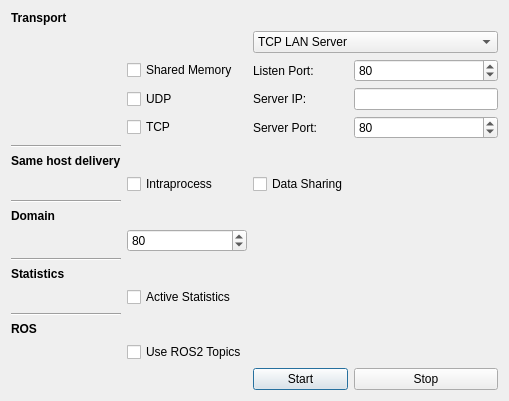
Old version of the form forms/participantdialog.ui in the repository eProsima/ShapesDemo.
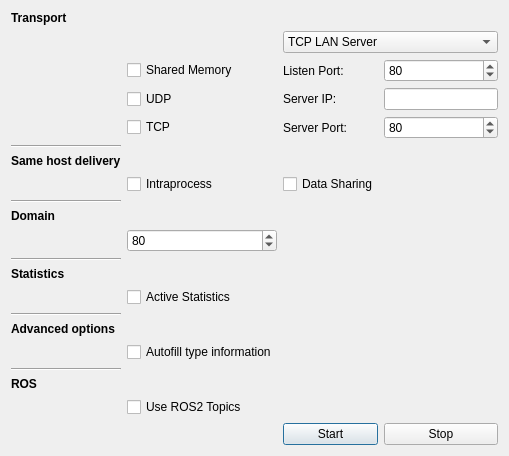
New version of the form.

Commit message:
Add an auto fill type information check (#107) (#109)
* Add an auto fill type information check (#107)

* Refs #20306: Add autofill type information check

* Refs #20306: Apply Miguel's suggestions

---------

# Conflicts:
#	forms/participantdialog.ui
#	include/eprosimashapesdemo/qt/participantdialog.h
#	include/eprosimashapesdemo/shapesdemo/ShapesDemo.h
#	src/qt/participantdialog.cpp

* Refs #20031: Fix conflicts

* Refs #20031: Fix UI for ROS 2 env

* Refs #20306: Apply Mario's fix

---------

What changed in the file:
```diff
--- a/forms/participantdialog.ui
+++ b/forms/participantdialog.ui
@@ -104,7 +104,7 @@
    <item row="8" column="4">
     <widget class="QLineEdit" name="lineEdit_server_ip"/>
    </item>
-   <item row="25" column="3">
+   <item row="27" column="3">
     <widget class="QPushButton" name="pushButton_start">
      <property name="focusPolicy">
       <enum>Qt::TabFocus</enum>
@@ -114,7 +114,7 @@
      </property>
     </widget>
    </item>
-   <item row="25" column="4">
+   <item row="27" column="4">
     <widget class="QPushButton" name="pushButton_stop">
      <property name="focusPolicy">
       <enum>Qt::TabFocus</enum>
@@ -162,13 +162,40 @@
     </widget>
    </item>
    <item row="21" column="0">
-    <widget class="Line" name="line_5">
+    <widget class="Line" name="line_3">
      <property name="orientation">
       <enum>Qt::Horizontal</enum>
      </property>
     </widget>
    </item>
    <item row="22" column="0">
+    <widget class="QLabel" name="label_9">
+     <property name="font">
+      <font>
+       <weight>75</weight>
+       <bold>true</bold>
+      </font>
+     </property>
+     <property name="text">
+      <string>Advanced options</string>
+     </property>
+    </widget>
+   </item>
+   <item row="23" column="1">
+    <widget class="QCheckBox" name="typeinformationCheckBox">
+     <property name="text">
+      <string>Autofill type information</string>
+     </property>
+    </widget>
+   </item>
+    <item row="24" column="0">
+    <widget class="Line" name="line_5">
+     <property name="orientation">
+      <enum>Qt::Horizontal</enum>
+     </property>
+    </widget>
+   </item>
+   <item row="25" column="0">
     <widget class="QLabel" name="label_12">
      <property name="font">
       <font>
@@ -181,7 +208,7 @@
      </property>
     </widget>
    </item>
-   <item row="23" column="1">
+   <item row="26" column="1">
     <widget class="QCheckBox" name="rosTopicCheckBox">
      <property name="text">
       <string>Use ROS2 Topics</string>
```
The commit also changes 4 other files.
